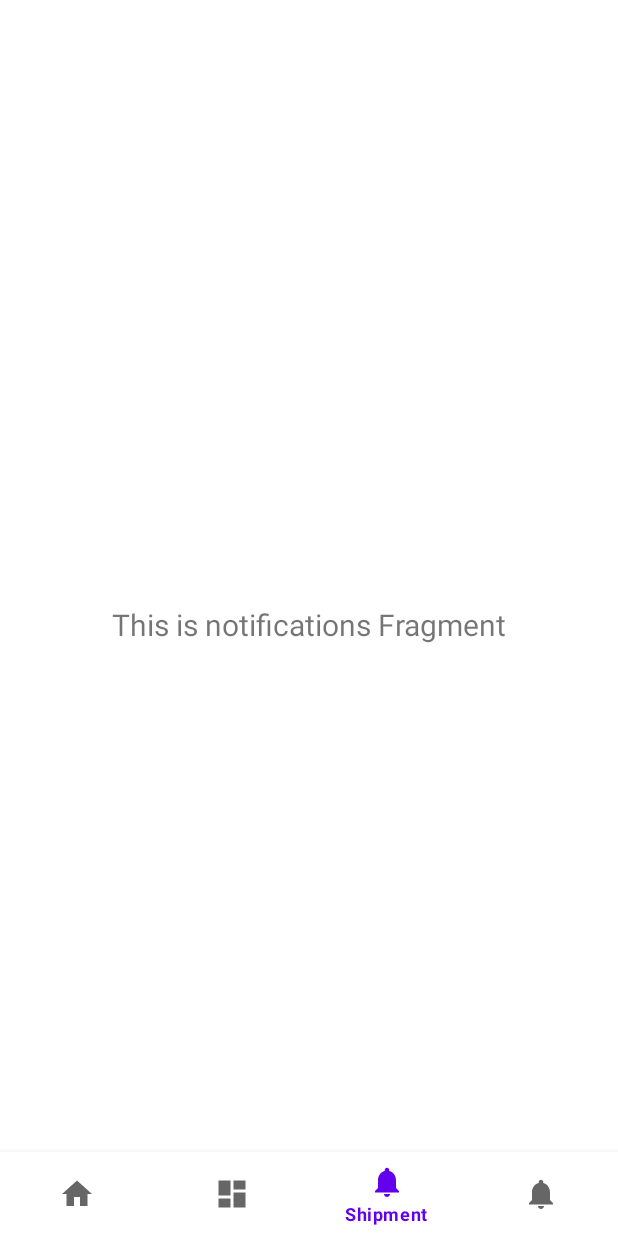
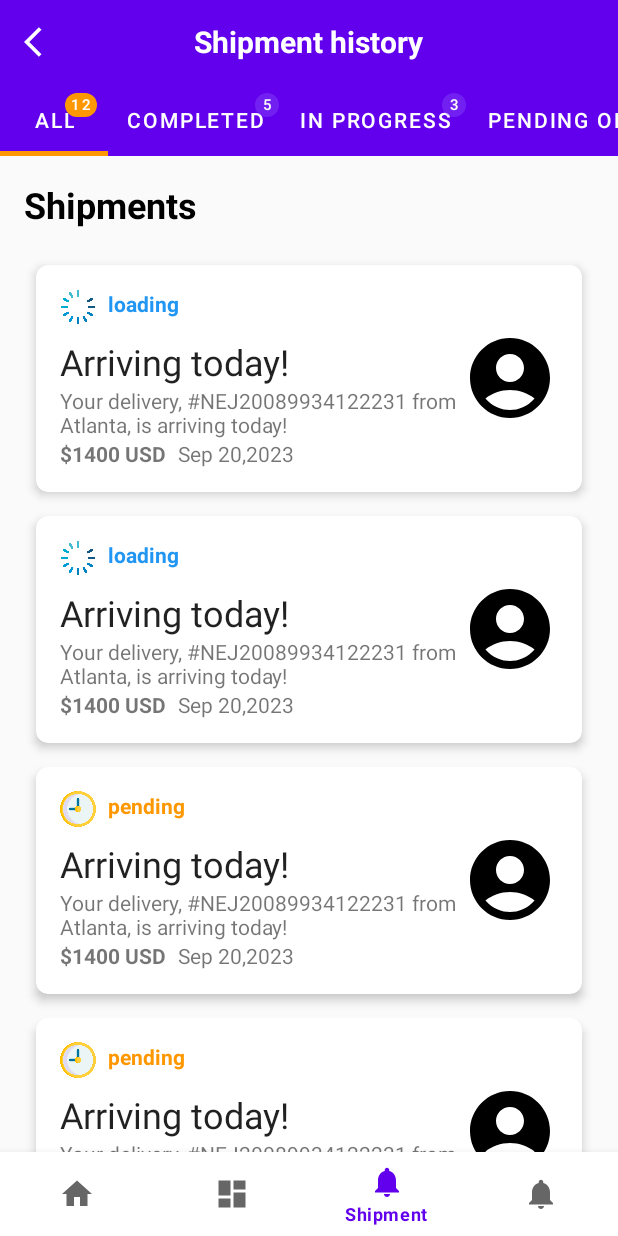
Before and after one commit to dikascode/ParcelDeliveryApp, an Android app: the ShipmentFragment screen opened through its navigation route, on a phone screen of 412 x 824 dp. Run offline under Robolectric (Android 15) with nearby library versions, the phone set to English and light mode, and no system bars; our stand-ins replace navigation-ui.

Commit message:
Shipment History framework ui drawn

```diff
--- a/app/build.gradle.kts
+++ b/app/build.gradle.kts
@@ -51,4 +51,5 @@ dependencies {
     testImplementation("junit:junit:4.13.2")
     androidTestImplementation("androidx.test.ext:junit:1.1.5")
     androidTestImplementation("androidx.test.espresso:espresso-core:3.5.1")
+    implementation("com.google.code.gson:gson:2.8.8")
 }
--- /dev/null
+++ b/app/src/main/java/com/dikascode/parceldeliverydemo/model/Shipment.kt
@@ -0,0 +1,13 @@
+package com.dikascode.parceldeliverydemo.model
+
+import com.dikascode.parceldeliverydemo.R
+
+data class Shipment(
+    val statusIcon: Int = R.drawable.ic_notifications,
+    val statusLabel: String,
+    val title: String,
+    val details: String,
+    val price: String,
+    val date: String,
+    val packageImage: Int
+)
--- a/app/src/main/java/com/dikascode/parceldeliverydemo/ui/shipment/ShipmentFragment.kt
+++ b/app/src/main/java/com/dikascode/parceldeliverydemo/ui/shipment/ShipmentFragment.kt
@@ -4,35 +4,104 @@ import android.os.Bundle
 import android.view.LayoutInflater
 import android.view.View
 import android.view.ViewGroup
-import android.widget.TextView
+import androidx.core.content.ContextCompat
 import androidx.fragment.app.Fragment
 import androidx.lifecycle.ViewModelProvider
+import androidx.recyclerview.widget.LinearLayoutManager
+import com.dikascode.parceldeliverydemo.R
 import com.dikascode.parceldeliverydemo.databinding.FragmentShipmentBinding
+import com.dikascode.parceldeliverydemo.ui.shipment.adapter.ShipmentAdapter
+import com.google.android.material.badge.BadgeDrawable
+import com.google.android.material.tabs.TabLayout
 
 class ShipmentFragment : Fragment() {
 
     private var _binding: FragmentShipmentBinding? = null
-
-    // This property is only valid between onCreateView and
-    // onDestroyView.
     private val binding get() = _binding!!
+    private lateinit var shipmentViewModel: ShipmentViewModel
+    private lateinit var shipmentAdapter: ShipmentAdapter
 
     override fun onCreateView(
-        inflater: LayoutInflater,
-        container: ViewGroup?,
-        savedInstanceState: Bundle?
+        inflater: LayoutInflater, container: ViewGroup?, savedInstanceState: Bundle?
     ): View {
-        val shipmentViewModel =
-            ViewModelProvider(this).get(ShipmentViewModel::class.java)
+        shipmentViewModel = ViewModelProvider(this).get(ShipmentViewModel::class.java)
+        _binding = FragmentShipmentBinding.inflate(inflater, container, false)
+        setupTabLayoutWithCounts()
+        setupRecyclerView()
+        observeShipments()
+        return binding.root
+    }
 
-        _binding = FragmentShipmentBinding.inflate(inflater, container, false)
-        val root: View = binding.root
+    private fun setupTabLayoutWithCounts() {
+        val tabTitles = arrayOf("All", "Completed", "In progress", "Pending order", "Cancelled")
+        val tabCounts = arrayOf(12, 5, 3, 4, 0)
 
-        val textView: TextView = binding.textNotifications
-        shipmentViewModel.text.observe(viewLifecycleOwner) {
-            textView.text = it
+        tabTitles.forEach { title ->
+            val tab = binding.tabs.newTab()
+            tab.text = title
+            binding.tabs.addTab(tab)
         }
-        return root
+
+        tabTitles.zip(tabCounts).forEachIndexed { index, (title, count) ->
+            val tab = binding.tabs.newTab()
+            tab.text = title
+            binding.tabs.addTab(tab)
+
+            // Add badges to tabs
+            val badge = binding.tabs.getTabAt(index)?.orCreateBadge
+            badge?.number = count
+            badge?.isVisible = count > 0
+
+            // Set initial badge colors
+            setBadgeColor(badge, index == 0)
+        }
+
+        binding.tabs.addOnTabSelectedListener(object : TabLayout.OnTabSelectedListener {
+            override fun onTabSelected(tab: TabLayout.Tab?) {
+                val status = when (tab?.text.toString()) {
+                    "All" -> ""
+                    "Completed" -> "loading"
+                    "In progress" -> "in-progress"
+                    "Pending order" -> "pending"
+                    "Cancelled" -> "cancelled"
+                    else -> ""
+                }
+                shipmentViewModel.filterShipments(status)
+                setBadgeColor(tab?.badge, true)
+            }
+
+            override fun onTabUnselected(tab: TabLayout.Tab?) {
+                setBadgeColor(tab?.badge, false)
+            }
+            override fun onTabReselected(tab: TabLayout.Tab?) {}
+        })
+    }
+
+    private fun setBadgeColor(badge: BadgeDrawable?, isSelected: Boolean) {
+        badge?.backgroundColor = if (isSelected) {
+            ContextCompat.getColor(requireContext(), R.color.orange)
+        } else {
+            ContextCompat.getColor(requireContext(), R.color.light_purple)
+        }
+
+        badge?.badgeTextColor = if (isSelected) {
+            ContextCompat.getColor(requireContext(), R.color.white)
+        } else {
+            ContextCompat.getColor(requireContext(), R.color.light_gray_background)
+        }
+    }
+
+
+    private fun setupRecyclerView() {
+        shipmentAdapter = ShipmentAdapter(mutableListOf())
+        binding.shipmentsRecyclerView.adapter = shipmentAdapter
+        binding.shipmentsRecyclerView.layoutManager = LinearLayoutManager(context)
+    }
+
+    private fun observeShipments() {
+        shipmentViewModel.shipments.observe(viewLifecycleOwner) { shipments ->
+            shipmentAdapter.updateData(shipments)
+        }
     }
 
     override fun onDestroyView() {
--- a/app/src/main/java/com/dikascode/parceldeliverydemo/ui/shipment/ShipmentViewModel.kt
+++ b/app/src/main/java/com/dikascode/parceldeliverydemo/ui/shipment/ShipmentViewModel.kt
@@ -1,13 +1,55 @@
 package com.dikascode.parceldeliverydemo.ui.shipment
+
 
 import androidx.lifecycle.LiveData
 import androidx.lifecycle.MutableLiveData
 import androidx.lifecycle.ViewModel
+import androidx.lifecycle.map
+import com.dikascode.parceldeliverydemo.R
+import com.dikascode.parceldeliverydemo.model.Shipment
+
 
 class ShipmentViewModel : ViewModel() {
+    private val _shipments = MutableLiveData<List<Shipment>>()
+    val shipments: LiveData<List<Shipment>> = _shipments
 
-    private val _text = MutableLiveData<String>().apply {
-        value = "This is notifications Fragment"
+    val tabCounts: LiveData<Map<String, Int>> = shipments.map { list ->
+        list.groupingBy { it.statusLabel }.eachCount()
     }
-    val text: LiveData<String> = _text
+
+    init {
+        _shipments.value = getShipments()
+    }
+
+    fun filterShipments(statusFilter: String) {
+        _shipments.value = if (statusFilter.isEmpty()) {
+            getShipments()
+        } else {
+            getShipments().filter { it.statusLabel == statusFilter }
+        }
+    }
+
+
+    private fun getShipments(): List<Shipment> {
+        val mockList = mutableListOf<Shipment>()
+        val statuses = mutableListOf<String>().apply {
+            addAll(List(5) { "loading" })
+            addAll(List(3) { "in-progress" })
+            addAll(List(4) { "pending" })
+        }
+
+        statuses.shuffle()
+        statuses.forEachIndexed { _, status ->
+            val shipment = Shipment(
+                statusLabel = status,
+                title = "Arriving today!",
+                details = "Your delivery, #NEJ20089934122231 from Atlanta, is arriving today!",
+                price = "$1400 USD",
+                date = "Sep 20,2023",
+                packageImage = R.drawable.ic_profile_picture
+            )
+            mockList.add(shipment)
+        }
+        return mockList
+    }
 }
--- /dev/null
+++ b/app/src/main/java/com/dikascode/parceldeliverydemo/ui/shipment/adapter/ShipmentAdapter.kt
@@ -0,0 +1,82 @@
+package com.dikascode.parceldeliverydemo.ui.shipment.adapter
+
+import android.view.LayoutInflater
+import android.view.View
+import android.view.ViewGroup
+import android.widget.ImageView
+import android.widget.TextView
+import androidx.core.content.ContextCompat
+import androidx.recyclerview.widget.RecyclerView
+import com.dikascode.parceldeliverydemo.R
+import com.dikascode.parceldeliverydemo.model.Shipment
+
+class ShipmentAdapter(private val shipments: MutableList<Shipment>) :
+    RecyclerView.Adapter<ShipmentAdapter.ShipmentViewHolder>() {
+
+    override fun onCreateViewHolder(parent: ViewGroup, viewType: Int): ShipmentViewHolder {
+        val view = LayoutInflater.from(parent.context)
+            .inflate(R.layout.shipment_item, parent, false)
+        return ShipmentViewHolder(view)
+    }
+
+    override fun onBindViewHolder(holder: ShipmentViewHolder, position: Int) {
+        val shipment = shipments[position]
+        holder.bind(shipment)
+    }
+
+    override fun getItemCount(): Int {
+        return shipments.size
+    }
+
+    fun updateData(newShipments: List<Shipment>) {
+        this.shipments.clear()
+        this.shipments.addAll(newShipments)
+        notifyDataSetChanged()
+    }
+
+    class ShipmentViewHolder(itemView: View) : RecyclerView.ViewHolder(itemView) {
+        private val statusIcon: ImageView = itemView.findViewById(R.id.statusIcon)
+        private val statusLabel: TextView = itemView.findViewById(R.id.statusLabel)
+        private val shipmentTitle: TextView = itemView.findViewById(R.id.shipmentTitle)
+        private val shipmentDetails: TextView = itemView.findViewById(R.id.shipmentDetails)
+        private val shipmentPrice: TextView = itemView.findViewById(R.id.shipmentPrice)
+        private val shipmentDate: TextView = itemView.findViewById(R.id.shipmentDate)
+        private val shipmentPackageImage: ImageView = itemView.findViewById(R.id.shipmentPackageImage)
+
+        fun bind(shipment: Shipment) {
+            statusLabel.text = shipment.statusLabel
+            shipmentTitle.text = shipment.title
+            shipmentDetails.text = shipment.details
+            shipmentPrice.text = shipment.price
+            shipmentDate.text = shipment.date
+
+
+            statusIcon.setImageResource(shipment.statusIcon)
+            shipmentPackageImage.setImageResource(shipment.packageImage)
+
+            val context = itemView.context
+            val color = when (shipment.statusLabel) {
+                "in-progress" -> context.getColor(R.color.status_green)
+                "pending" -> context.getColor(R.color.orange)
+                "loading" -> context.getColor(R.color.blue)
+                else -> context.getColor(R.color.orange)
+            }
+
+            when (shipment.statusLabel) {
+                "loading" -> {
+                    statusIcon.setImageResource(R.drawable.loading)
+                    statusLabel.setTextColor(ContextCompat.getColor(itemView.context, R.color.blue))
+                }
+                "in-progress" -> {
+                    statusIcon.setImageResource(R.drawable.in_progress)
+                    statusLabel.setTextColor(ContextCompat.getColor(itemView.context, R.color.status_green))
+                }
+                "pending" -> {
+                    statusIcon.setImageResource(R.drawable.pending)
+                    statusLabel.setTextColor(ContextCompat.getColor(itemView.context, R.color.orange))
+                }
+            }
+            statusLabel.setTextColor(color)
+        }
+    }
+}
--- a/app/src/main/res/layout/fragment_shipment.xml
+++ b/app/src/main/res/layout/fragment_shipment.xml
@@ -4,19 +4,79 @@
     xmlns:tools="http://schemas.android.com/tools"
     android:layout_width="match_parent"
     android:layout_height="match_parent"
+    android:background="@color/light_gray_background"
     tools:context=".ui.shipment.ShipmentFragment">
 
-    <TextView
-        android:id="@+id/text_notifications"
+    <!-- Header Section -->
+    <RelativeLayout
+        android:id="@+id/headerLayout"
+        android:layout_width="match_parent"
+        android:layout_height="?attr/actionBarSize"
+        android:background="@color/purple_background"
+        android:paddingStart="16dp"
+        android:paddingEnd="16dp"
+        app:layout_constraintTop_toTopOf="parent">
+
+        <ImageView
+            android:id="@+id/backArrow"
+            android:layout_width="wrap_content"
+            android:layout_height="wrap_content"
+            android:layout_alignParentStart="true"
+            android:layout_centerVertical="true"
+            android:contentDescription="@string/back_btn"
+            android:src="@drawable/ic_back_arrow" />
+
+        <TextView
+            android:id="@+id/headerTitle"
+            android:layout_width="wrap_content"
+            android:layout_height="wrap_content"
+            android:layout_centerInParent="true"
+            android:text="Shipment history"
+            android:textColor="@color/white"
+            android:textSize="20sp"
+            android:textStyle="bold" />
+    </RelativeLayout>
+
+    <!-- TabLayout -->
+    <com.google.android.material.tabs.TabLayout
+        android:id="@+id/tabs"
         android:layout_width="match_parent"
         android:layout_height="wrap_content"
-        android:layout_marginStart="8dp"
-        android:layout_marginTop="8dp"
-        android:layout_marginEnd="8dp"
-        android:textAlignment="center"
-        android:textSize="20sp"
+        app:tabMode="scrollable"
+        app:tabInlineLabel="true"
+        app:tabTextColor="@color/white"
+        app:tabSelectedTextColor="@color/white"
+        app:tabIndicatorColor="@color/orange"
+        app:tabIndicatorHeight="3dp"
+        android:background="@color/purple_background"
+        app:layout_constraintTop_toBottomOf="@id/headerLayout">
+
+    </com.google.android.material.tabs.TabLayout>
+
+    <TextView
+        android:id="@+id/fragmentLabel"
+        android:layout_width="match_parent"
+        android:layout_height="wrap_content"
+        android:text="Shipments"
+        android:paddingLeft="16dp"
+        android:paddingTop="16sp"
+        android:textSize="24sp"
+        android:textStyle="bold"
+        android:textColor="@color/black"
+        app:layout_constraintTop_toBottomOf="@+id/tabs"
+
+
+        />
+
+    <androidx.recyclerview.widget.RecyclerView
+        android:id="@+id/shipmentsRecyclerView"
+        android:layout_width="match_parent"
+        android:layout_height="0dp"
+        android:layout_below="@id/tabs"
+        app:layoutManager="androidx.recyclerview.widget.LinearLayoutManager"
+        app:layout_constraintTop_toBottomOf="@id/fragmentLabel"
         app:layout_constraintBottom_toBottomOf="parent"
-        app:layout_constraintEnd_toEndOf="parent"
-        app:layout_constraintStart_toStartOf="parent"
-        app:layout_constraintTop_toTopOf="parent" />
+        android:padding="16dp"
+        tools:listitem="@layout/shipment_item" />
+
 </androidx.constraintlayout.widget.ConstraintLayout>
--- /dev/null
+++ b/app/src/main/res/layout/shipment_item.xml
@@ -0,0 +1,90 @@
+<?xml version="1.0" encoding="utf-8"?>
+<androidx.cardview.widget.CardView xmlns:android="http://schemas.android.com/apk/res/android"
+    xmlns:app="http://schemas.android.com/apk/res-auto"
+    android:layout_width="match_parent"
+    android:layout_height="wrap_content"
+    android:layout_margin="8dp"
+    app:cardCornerRadius="8dp"
+    app:cardElevation="4dp">
+
+    <RelativeLayout
+        android:layout_width="match_parent"
+        android:layout_height="wrap_content"
+        android:padding="16dp">
+
+        <!-- Status Icon and Label -->
+        <ImageView
+            android:id="@+id/statusIcon"
+            android:layout_width="24dp"
+            android:layout_height="24dp"
+            android:src="@drawable/ic_notifications" />
+
+        <TextView
+            android:id="@+id/statusLabel"
+            android:layout_width="wrap_content"
+            android:layout_height="wrap_content"
+            android:layout_toEndOf="@id/statusIcon"
+            android:layout_marginStart="8dp"
+            android:text="in-progress"
+            android:textStyle="bold"
+            android:textColor="@color/status_green" /> <!-- Replace with your status color -->
+
+        <!-- Shipment Title -->
+        <TextView
+            android:id="@+id/shipmentTitle"
+            android:layout_width="wrap_content"
+            android:layout_height="wrap_content"
+            android:layout_below="@id/statusIcon"
+            android:layout_alignParentStart="true"
+            android:layout_marginTop="8dp"
+            android:text="@string/shipment_title"
+            android:textAppearance="@style/TextAppearance.AppCompat.Headline" />
+
+        <!-- Shipment Details -->
+        <TextView
+            android:id="@+id/shipmentDetails"
+            android:layout_width="wrap_content"
+            android:layout_height="wrap_content"
+            android:layout_below="@id/shipmentTitle"
+            android:layout_toStartOf="@+id/shipmentPackageImage"
+            android:text="@string/shipment_details"
+            android:maxLines="2"
+            android:ellipsize="end" />
+
+        <!-- Shipment Price and Date Container -->
+        <LinearLayout
+            android:id="@+id/priceDateContainer"
+            android:layout_width="wrap_content"
+            android:layout_height="wrap_content"
+            android:layout_below="@id/shipmentDetails"
+            android:layout_alignParentStart="true"
+            android:orientation="horizontal"
+            android:gravity="bottom">
+
+            <!-- Shipment Price -->
+            <TextView
+                android:id="@+id/shipmentPrice"
+                android:layout_width="wrap_content"
+                android:layout_height="wrap_content"
+                android:text="@string/_1400_usd"
+                android:textStyle="bold" />
+
+            <!-- Shipment Date -->
+            <TextView
+                android:id="@+id/shipmentDate"
+                android:layout_width="wrap_content"
+                android:layout_height="wrap_content"
+                android:text="@string/sep_20_2023"
+                android:layout_marginStart="8dp" />
+        </LinearLayout>
+
+        <!-- Package Image -->
+        <ImageView
+            android:id="@+id/shipmentPackageImage"
+            android:layout_width="64dp"
+            android:layout_height="64dp"
+            android:layout_centerVertical="true"
+            android:layout_alignParentEnd="true"
+            android:src="@drawable/ic_profile_picture" /> <!-- Replace with your package image drawable -->
+    </RelativeLayout>
+</androidx.cardview.widget.CardView>
--- a/app/src/main/res/values/colors.xml
+++ b/app/src/main/res/values/colors.xml
@@ -11,4 +11,8 @@
     <color name="purple_background">#FF6200EE</color>
     <color name="grey">#E3E3E3</color>
     <color name="orange">#FF9800</color>
+    <color name="status_green">#328A04</color>
+    <color name="red">#F44336</color>
+    <color name="blue">#2196F3</color>
+    <color name="light_purple">#618F53FA</color>
 </resources>
--- a/app/src/main/res/values/strings.xml
+++ b/app/src/main/res/values/strings.xml
@@ -7,4 +7,8 @@
     <string name="vehicle_image">Vehicle Image\n</string>
     <string name="header_title_calculate">Calculate</string>
     <string name="back_btn">back Button</string>
+    <string name="shipment_details">Your delivery, #NEJ20089934122231 from Atlanta, is arriving today!</string>
+    <string name="shipment_title">Arriving today!</string>
+    <string name="_1400_usd">$1400 USD</string>
+    <string name="sep_20_2023">• Sep 20,2023</string>
 </resources>
```
Also changed, not shown: app/src/main/res/drawable/in_progress.png (added), app/src/main/res/drawable/loading.png (added), app/src/main/res/drawable/pending.png (added).
